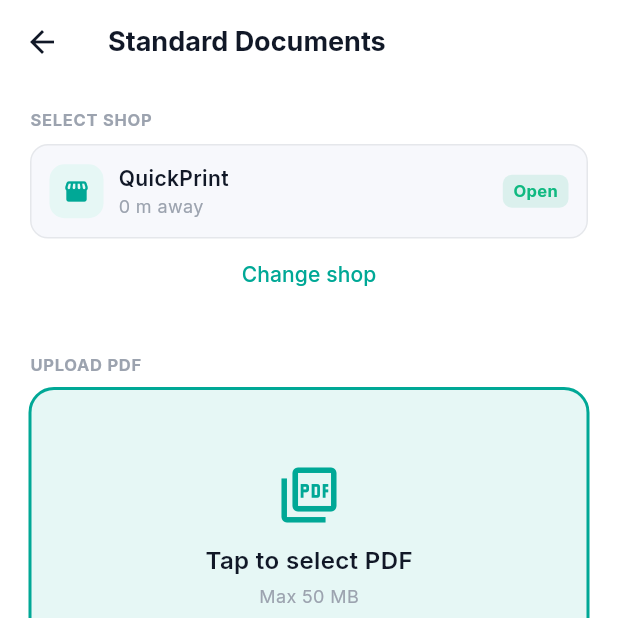
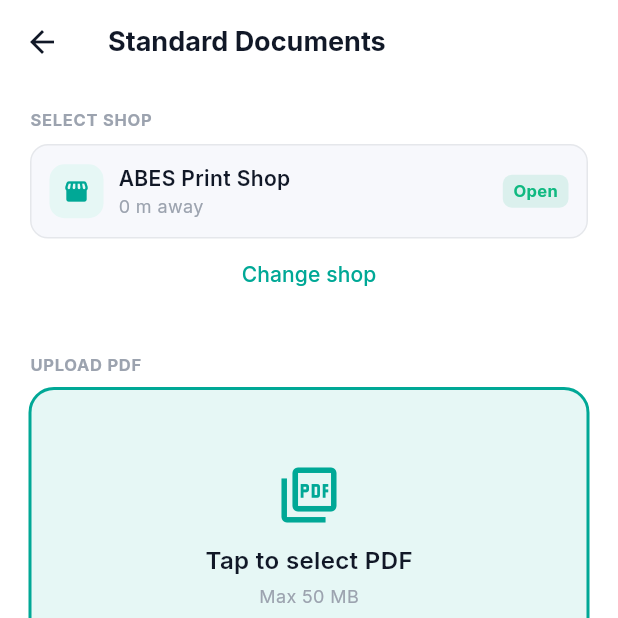
Before and after one commit to xenondevv/PaperPrints, a Flutter app: the UploadScreen screen opened by its route, on a phone screen of 412 x 824 dp, the top half of it. Run offline on Flutter 3.47's test engine with Material 3 defaults, Android fonts, the light colour scheme and no system bars; our stand-ins replace dio, file_picker, firebase_auth, firebase_core, flutter_riverpod, flutter_secure_storage and 7 more; missing offline and left inert: flutter_cashfree_pg_sdk, pdfx; accounts and stored records are empty.

Commit message:
fixed and 1st backup code

```diff
--- a/user-app/lib/core/constants/app_constants.dart
+++ b/user-app/lib/core/constants/app_constants.dart
@@ -2,11 +2,11 @@ class AppConstants {
   // API
   static const apiBaseUrl = String.fromEnvironment(
     'API_BASE_URL',
-    defaultValue: 'http://172.16.34.242:3000/api',
+    defaultValue: 'http://172.16.36.157:3000/api',
   );
   static const socketUrl = String.fromEnvironment(
     'SOCKET_URL',
-    defaultValue: 'http://172.16.34.242:3000',
+    defaultValue: 'http://172.16.36.157:3000',
   );
 
   // Storage keys
--- a/user-app/lib/core/network/api_client.dart
+++ b/user-app/lib/core/network/api_client.dart
@@ -7,7 +7,6 @@ class ApiClient {
   static final ApiClient instance = ApiClient._();
 
   final _storage = const FlutterSecureStorage();
-
   late final Dio _dio = Dio(
     BaseOptions(
       baseUrl: AppConstants.apiBaseUrl,
--- a/user-app/lib/features/upload/screens/upload_screen.dart
+++ b/user-app/lib/features/upload/screens/upload_screen.dart
@@ -55,8 +55,8 @@ class _UploadScreenState extends ConsumerState<UploadScreen> {
 
   // Demo vendor (hardcoded — no network call)
   static final _demoVendor = VendorModel(
-    id: '46670bea-7d2b-42be-9997-7be11044376f', // QuickPrint (seeded)
-    shopName: 'QuickPrint',
+    id: 'cc7b3e49-f76e-4d61-9491-4f797ea6dee0', // ABES Print Shop (seeded)
+    shopName: 'ABES Print Shop',
     address: 'Demo Shop, Local Area',
     phone: '9999999999',
     isOpen: true,
```
Also changed, not shown: user-app/pubspec.lock, 3 other files.
